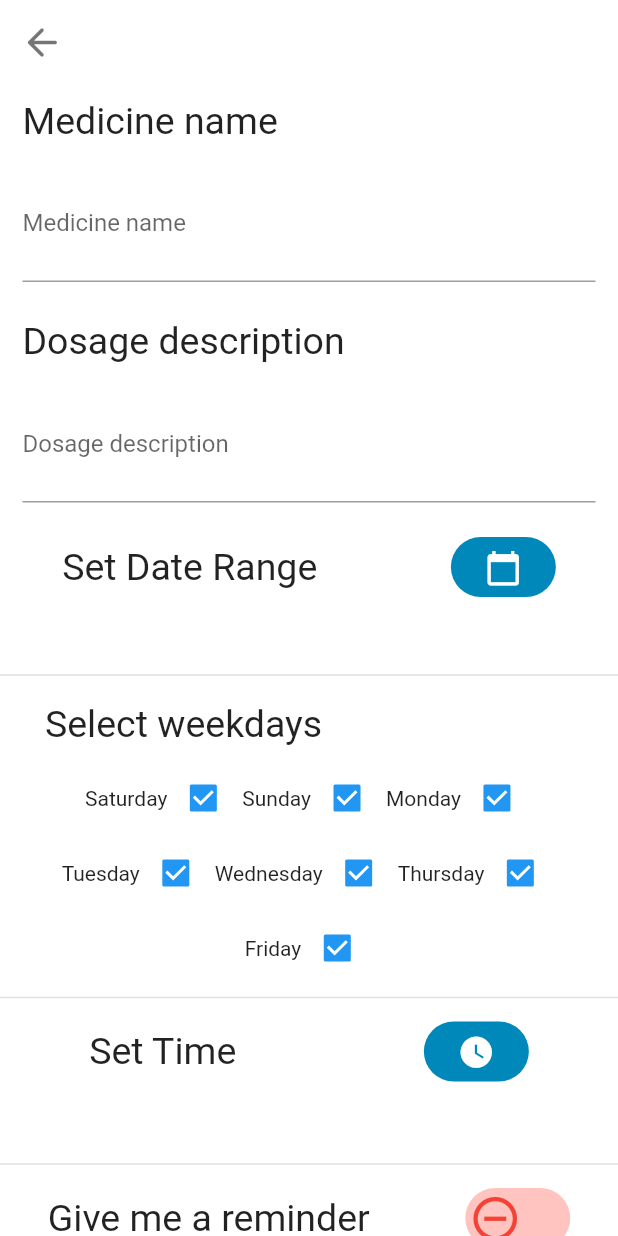
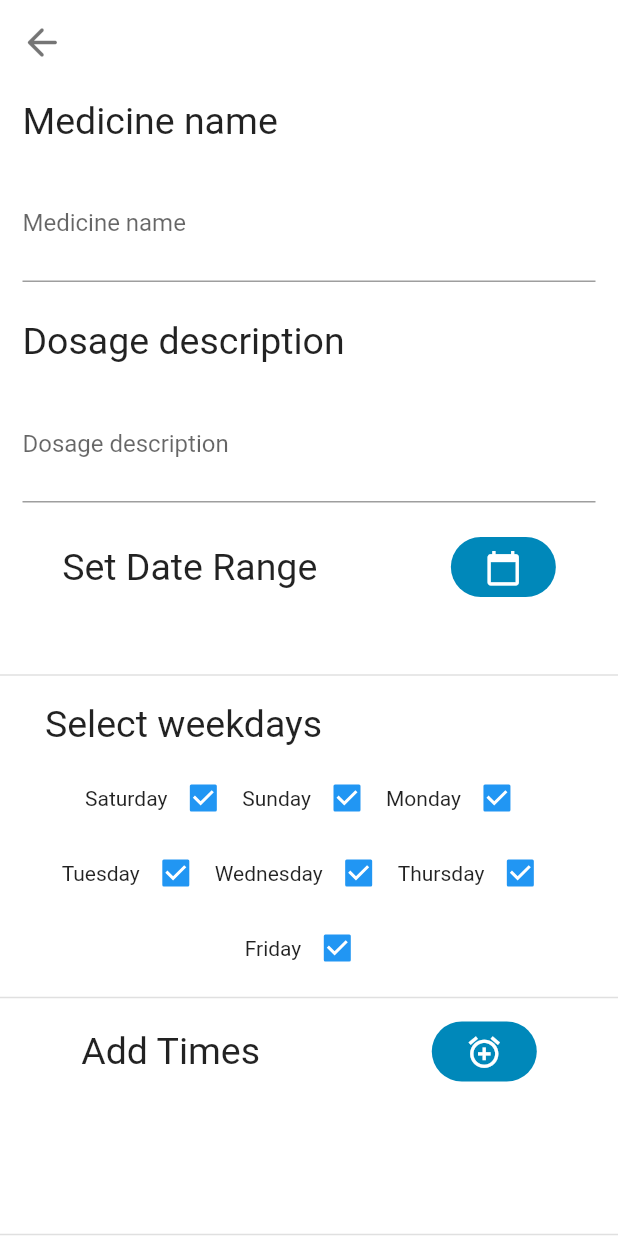
Before and after one commit to Afridee/Doctor-Chacha, a Flutter app: the addPage screen opened directly, on a phone screen of 412 x 824 dp. Run offline on Flutter 3.47's test engine with Material 2 defaults, Android fonts, the phone set to English and light mode, and no system bars; our stand-ins replace cloud_firestore, country_code_picker, curved_navigation_bar, firebase_auth, firebase_core, flare_flutter and 18 more; missing offline and left inert: date_range_picker, flutter_facebook_login, flutter_phone_direct_caller, flutter_rounded_date_picker, stripe_payment; accounts and stored records are empty; generated files the repository leaves out were written again.

Commit message:
26th push.

```diff
--- a/lib/Screens/medicineReminder/AddPage.dart
+++ b/lib/Screens/medicineReminder/AddPage.dart
@@ -1,8 +1,10 @@
 import 'package:doctor_chacha/Constants.dart';
 import 'package:flutter/material.dart';
+import 'package:font_awesome_flutter/font_awesome_flutter.dart';
 import 'package:get/get.dart';
 import 'package:intl/intl.dart';
 import 'AddPageStateController.dart';
+import 'time_element_Add_page.dart';
 import 'weekday_element_of_addPage.dart';
 
 class addPage extends StatefulWidget {
@@ -138,9 +140,8 @@ class _addPageState extends State<addPage> {
                 thickness: 1,
               ),
               Padding(
-                padding: const EdgeInsets.only(left: 30,bottom: 10,top: 10),
-                child:
-                Text('Select weekdays ', style: TextStyle(fontSize: 25)),
+                padding: const EdgeInsets.only(left: 30, bottom: 10, top: 10),
+                child: Text('Select weekdays ', style: TextStyle(fontSize: 25)),
               ),
               Column(
                 children: [
@@ -171,7 +172,7 @@ class _addPageState extends State<addPage> {
                 children: [
                   Padding(
                     padding: const EdgeInsets.all(8.0),
-                    child: Text('Set Time ', style: TextStyle(fontSize: 25)),
+                    child: Text('Add Times ', style: TextStyle(fontSize: 25)),
                   ),
                   Padding(
                     padding: const EdgeInsets.all(8.0),
@@ -182,7 +183,7 @@ class _addPageState extends State<addPage> {
                           borderRadius: BorderRadius.circular(20),
                           color: primaryDark),
                       child: IconButton(
-                        icon: Icon(Icons.watch_later),
+                        icon: Icon(Icons.alarm_add),
                         iconSize: 25,
                         color: Colors.white,
                         onPressed: () {
@@ -197,13 +198,17 @@ class _addPageState extends State<addPage> {
                 child: Padding(
                   padding: const EdgeInsets.all(8.0),
                   child: GetBuilder<AddPageStatecontroller>(
-                    builder: (context) {
-                      return Text(
-                        context.selectedTime != null
-                            ? '${context.selectedTime.hour} : ${context.selectedTime.minute}'
-                            : '',
-                        style: TextStyle(fontSize: 20, color: primaryDark),
-                        textAlign: TextAlign.center,
+                    builder: (_AddPageState) {
+                      return Container(
+                        height: 70,
+                        width: MediaQuery.of(context).size.width-50,
+                        child: ListView.builder(
+                          scrollDirection: Axis.horizontal,
+                          itemCount: _AddPageState.selectedTimes.length,
+                          itemBuilder: (BuildContext ctxt, int index) {
+                            return time_element(index: index);
+                          },
+                        ),
                       );
                     },
                   ),
--- a/lib/widgets/Drawer.dart
+++ b/lib/widgets/Drawer.dart
@@ -37,7 +37,7 @@ class _mainDrawerState extends State<mainDrawer> {
                         radius: 60,
                         backgroundColor: primaryDark,
                         child: Text(
-                          '${auth.userInfo['first_name']}'.toUpperCase().substring(0,1) + '${auth.userInfo['last_name']}'.toUpperCase().substring(0,1),
+                          auth.userInfo!=null ? '${auth.userInfo['first_name']}'.toUpperCase().substring(0,1) + '${auth.userInfo['last_name']}'.toUpperCase().substring(0,1) : '',
                           style: TextStyle(
                               color: Colors.white,
                               fontSize: 44
@@ -47,7 +47,7 @@ class _mainDrawerState extends State<mainDrawer> {
                       Padding(
                         padding: const EdgeInsets.only(top: 13.0),
                         child: Text(
-                          '${auth.userInfo['first_name']} ${auth.userInfo['last_name']}',
+                          auth.userInfo!=null ? '${auth.userInfo['first_name']} ${auth.userInfo['last_name']}' : '',
                           style: TextStyle(
                               color: primaryDark,
                               fontSize: 24
--- a/pubspec.yaml
+++ b/pubspec.yaml
@@ -61,6 +61,7 @@ dependencies:
   flutter_local_notifications: ^2.0.1
   flutter_rounded_date_picker: ^1.0.5
   intl: ^0.16.1
+  date_time_format: ^1.1.0
 
 
 
```
Also changed, not shown: lib/Screens/medicineReminder/AddPageStateController.dart (+17 -4 lines), lib/Screens/medicineReminder/time_element_Add_page.dart (added, +56 -0 lines), lib/Screens/medicineReminder/toDoListElement.dart (+13 -3 lines), pubspec.lock, 2 other files.
